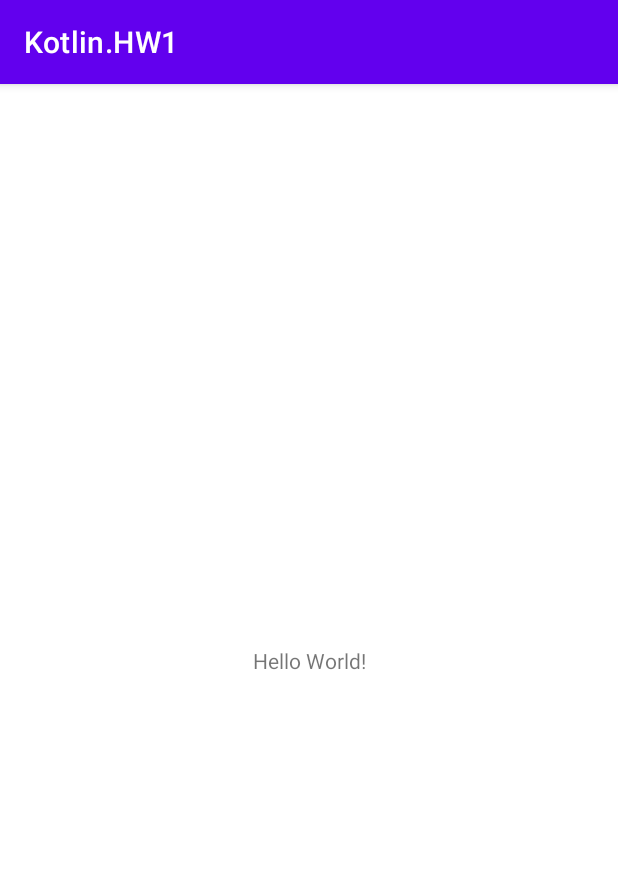
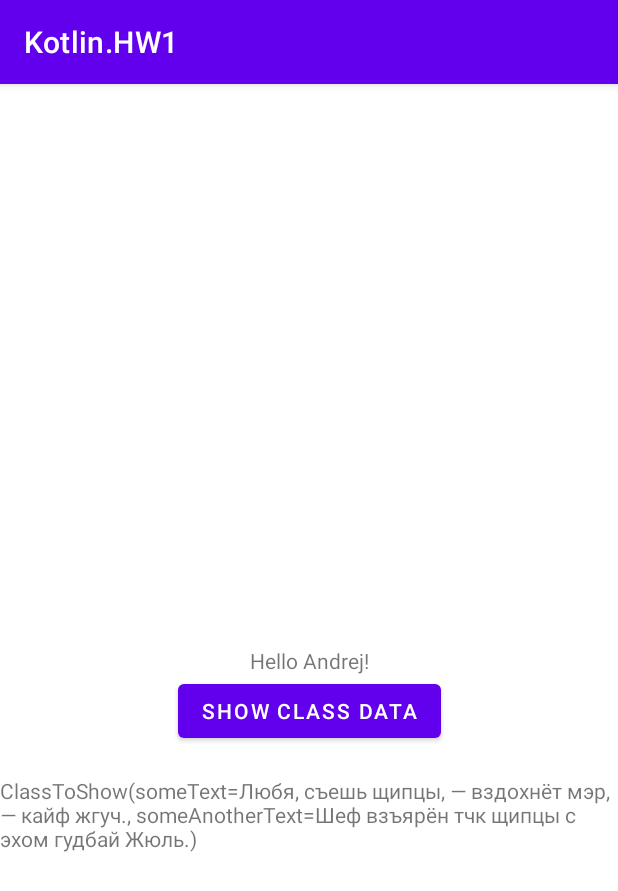
Before and after one commit to Chase-V/Kotlin.HW1, an Android app: the screen it shows after launch (MainActivity), on a phone screen of 412 x 824 dp. Shown: the top 891 px of the screen. Run offline under Robolectric (Android 15) with nearby library versions, the phone set to English and light mode, and no system bars.

Commit message:
Готовое 1 ДЗ по Kotlin

```diff
--- /dev/null
+++ b/app/src/main/java/com/tashev/kotlinhw1/ClassForCopy.kt
@@ -0,0 +1,14 @@
+package com.tashev.kotlinhw1
+
+class ClassForCopy(val string:String,
+                   val int:Int,
+                   var oneMoreString:String = "defaultParameter",
+                   val double:Double = 55.5) {
+
+    fun copy(string: String = this.string,
+             int: Int = this.int,
+             oneMoreString: String = this.oneMoreString,
+             double: Double = this.double)
+    = ClassForCopy(string, int, oneMoreString, double)
+
+}
--- /dev/null
+++ b/app/src/main/java/com/tashev/kotlinhw1/ClassToShow.kt
@@ -0,0 +1,3 @@
+package com.tashev.kotlinhw1
+
+data class ClassToShow(val someText:String = "Любя, съешь щипцы, — вздохнёт мэр, — кайф жгуч.", val someAnotherText:String = "Шеф взъярён тчк щипцы с эхом гудбай Жюль.")
--- a/app/src/main/java/com/tashev/kotlinhw1/MainActivity.kt
+++ b/app/src/main/java/com/tashev/kotlinhw1/MainActivity.kt
@@ -2,10 +2,32 @@ package com.tashev.kotlinhw1
 
 import androidx.appcompat.app.AppCompatActivity
 import android.os.Bundle
+import android.util.Log
+import android.view.View
+import android.widget.Button
+import android.widget.TextView
 
 class MainActivity : AppCompatActivity() {
     override fun onCreate(savedInstanceState: Bundle?) {
         super.onCreate(savedInstanceState)
         setContentView(R.layout.activity_main)
+
+        val uniqueOriginal = ClassForCopy("String", 123, "OneMoreString", )
+        val patheticParody = uniqueOriginal.copy()
+        val dataClassExample = ClassToShow();
+
+        for (i in 1..10){
+            if (i%2==0) Log.d("myLog","Even")
+            else Log.d("myLog","Odd")
+        }
+
+        val classData = findViewById<TextView>(R.id.classData)
+        val btn = findViewById<Button>(R.id.button).setOnClickListener {
+            classData.setText("${patheticParody.string} ${patheticParody.int} ${patheticParody.oneMoreString} ${patheticParody.double}") }
+        val pangram = findViewById<TextView>(R.id.pangram).setText(dataClassExample.toString())
+
+        Log.d("myLog", "${uniqueOriginal.string} ${uniqueOriginal.int} ${uniqueOriginal.oneMoreString} ${uniqueOriginal.double}")
+        Log.d("myLog", "${patheticParody.string} ${patheticParody.int} ${patheticParody.oneMoreString} ${patheticParody.double}")
+
     }
 }
--- a/app/src/main/res/layout/activity_main.xml
+++ b/app/src/main/res/layout/activity_main.xml
@@ -7,12 +7,39 @@
     tools:context=".MainActivity">
 
     <TextView
+        android:id="@+id/textView"
         android:layout_width="wrap_content"
         android:layout_height="wrap_content"
-        android:text="Hello World!"
+        android:text="@string/hello_andrej"
         app:layout_constraintBottom_toBottomOf="parent"
         app:layout_constraintLeft_toLeftOf="parent"
         app:layout_constraintRight_toRightOf="parent"
         app:layout_constraintTop_toTopOf="parent" />
 
+    <Button
+        android:id="@+id/button"
+        android:layout_width="wrap_content"
+        android:layout_height="wrap_content"
+        android:text="@string/show_class_data"
+        app:layout_constraintEnd_toEndOf="parent"
+        app:layout_constraintStart_toStartOf="parent"
+        app:layout_constraintTop_toBottomOf="@+id/textView" />
+
+    <TextView
+        android:id="@+id/classData"
+        android:layout_width="wrap_content"
+        android:layout_height="wrap_content"
+        app:layout_constraintEnd_toEndOf="parent"
+        app:layout_constraintStart_toStartOf="parent"
+        app:layout_constraintTop_toBottomOf="@+id/button" />
+
+    <TextView
+        android:id="@+id/pangram"
+        android:layout_width="wrap_content"
+        android:layout_height="wrap_content"
+        app:layout_constraintEnd_toEndOf="parent"
+        app:layout_constraintStart_toStartOf="parent"
+        app:layout_constraintTop_toBottomOf="@+id/classData" />
+
+
 </androidx.constraintlayout.widget.ConstraintLayout>
--- a/app/src/main/res/values/strings.xml
+++ b/app/src/main/res/values/strings.xml
@@ -1,3 +1,5 @@
 <resources>
     <string name="app_name">Kotlin.HW1</string>
+    <string name="hello_andrej">Hello Andrej!</string>
+    <string name="show_class_data">Show class data</string>
 </resources>
--- a/build.gradle
+++ b/build.gradle
@@ -5,7 +5,7 @@ buildscript {
         mavenCentral()
     }
     dependencies {
-        classpath "com.android.tools.build:gradle:7.0.1"
+        classpath 'com.android.tools.build:gradle:7.0.2'
         classpath "org.jetbrains.kotlin:kotlin-gradle-plugin:1.5.30"
 
         // NOTE: Do not place your application dependencies here; they belong
```
